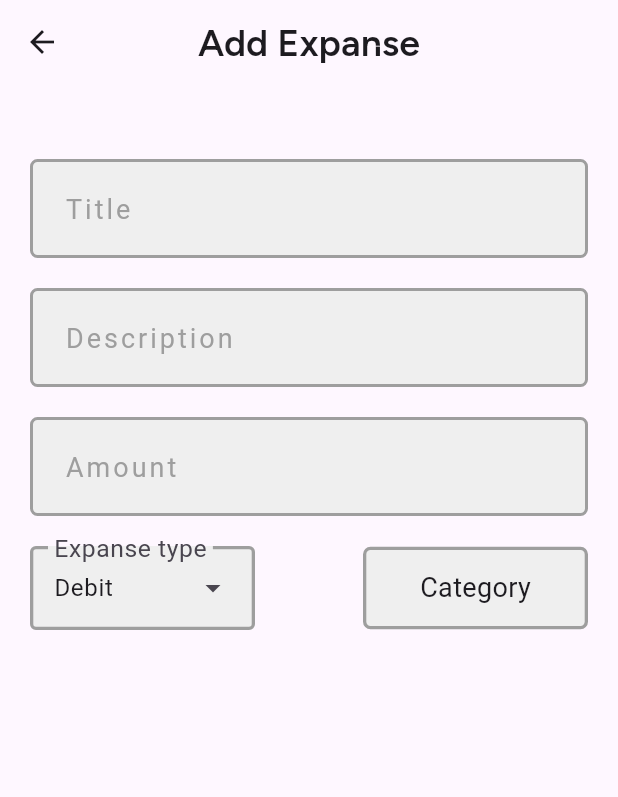
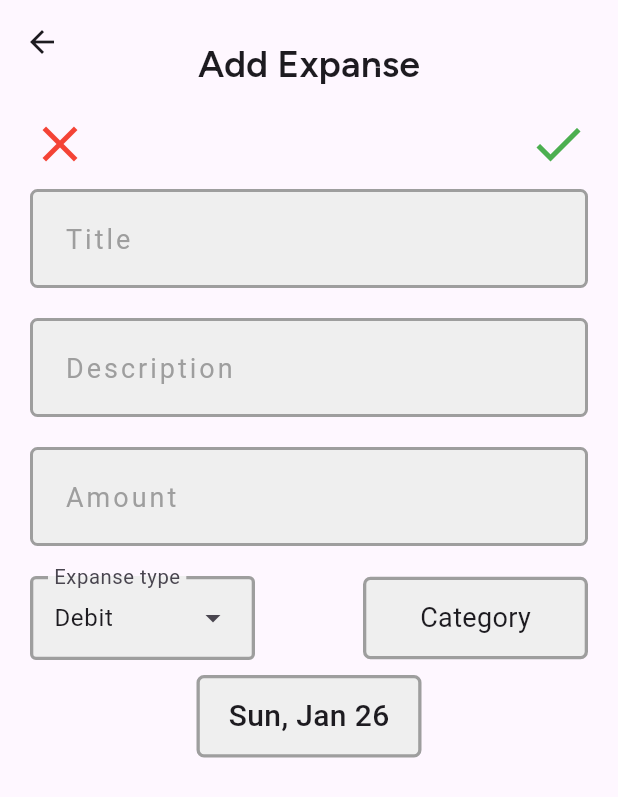
Before and after one commit to dipuskumarsingh/My-Projects, a Flutter app: the Dashboard screen opened directly, after a tap on the "add" icon, on a phone screen of 412 x 824 dp. Shown: the top 797 px of the screen. Run offline on Flutter 3.47's test engine with Material 3 defaults, Android fonts, the phone set to English and light mode, and no system bars; our stand-ins replace shared_preferences, sqflite; accounts and stored records are empty.

Commit message:
add operation in data time try to refalcet on the main deshboard

```diff
--- a/lib/Database/models/expanseModels.dart
+++ b/lib/Database/models/expanseModels.dart
@@ -15,8 +15,8 @@ class expanseDataModel{
   String expanseDescription;
   double expanseAmount;
   double expanseBalance;
-  int expanseType;
-  int expanseCategoryId;
+  String expanseType;
+  String expanseCategoryId;
   String expanseTime;
 
   expanseDataModel({this.expanseId,
--- a/lib/Domain/appConstant.dart
+++ b/lib/Domain/appConstant.dart
@@ -9,12 +9,12 @@ import 'package:monety_ui/Database/models/categoryModles.dart';
     categoryModel(categoryId: 3, categoryTitle: 'Recharge', categoryIcons: 'Assets/icons/cat/mobile.png'),
     categoryModel(categoryId: 4, categoryTitle: 'Movie', categoryIcons: 'Assets/icons/cat/movie.png'),
     categoryModel(categoryId: 5, categoryTitle: 'Party', categoryIcons: 'Assets/icons/cat/champagne-glass.png'),
-    categoryModel(categoryId: 7, categoryTitle: 'Vegetables', categoryIcons: 'Assets/icons/cat/vegetable.png'),
+    categoryModel(categoryId: 6, categoryTitle: 'Vegetables', categoryIcons: 'Assets/icons/cat/vegetable.png'),
     categoryModel(categoryId: 7, categoryTitle: 'Fruits', categoryIcons: 'Assets/icons/cat/gas-station.png'),
-    categoryModel(categoryId: 7, categoryTitle: 'Credit', categoryIcons: 'Assets/icons/cat/credit-card.png'),
-    categoryModel(categoryId: 6, categoryTitle: 'Restaurant', categoryIcons: 'Assets/icons/cat/cutlery.png'),
-    categoryModel(categoryId: 7, categoryTitle: 'Fast food', categoryIcons: 'Assets/icons/cat/fast-food.png'),
-    categoryModel(categoryId: 7, categoryTitle: 'Travels', categoryIcons: 'Assets/icons/cat/travel-agency.png'),
-    categoryModel(categoryId: 7, categoryTitle: 'Hospital', categoryIcons: 'Assets/icons/cat/healthcare.png'),
+    categoryModel(categoryId: 8, categoryTitle: 'Credit', categoryIcons: 'Assets/icons/cat/credit-card.png'),
+    categoryModel(categoryId: 9, categoryTitle: 'Restaurant', categoryIcons: 'Assets/icons/cat/cutlery.png'),
+    categoryModel(categoryId: 10, categoryTitle: 'Fast food', categoryIcons: 'Assets/icons/cat/fast-food.png'),
+    categoryModel(categoryId: 11, categoryTitle: 'Travels', categoryIcons: 'Assets/icons/cat/travel-agency.png'),
+    categoryModel(categoryId: 12, categoryTitle: 'Hospital', categoryIcons: 'Assets/icons/cat/healthcare.png'),
   ];
 }
--- a/lib/Ui Part/addExpansePage.dart
+++ b/lib/Ui Part/addExpansePage.dart
@@ -2,28 +2,75 @@
 
 import 'package:flutter/cupertino.dart';
 import 'package:flutter/material.dart';
+import 'package:intl/intl.dart';
+import 'package:monety_ui/Database/dbHelper/expanseDbHelper.dart';
+import 'package:monety_ui/Database/models/expanseModels.dart';
 import 'package:monety_ui/Domain/appConstant.dart';
-import 'package:path/path.dart';
-
+import 'package:shared_preferences/shared_preferences.dart';
 import '../Domain/uiHelper.dart';
 
-class AddeExpansePage extends StatelessWidget{
+class AddeExpansePage extends StatefulWidget{
+  @override
+  State<AddeExpansePage> createState() => _AddeExpansePageState();
+}
+
+class _AddeExpansePageState extends State<AddeExpansePage> {
   TextEditingController _title = TextEditingController();
+
   TextEditingController _description = TextEditingController();
+
   TextEditingController _addAmount = TextEditingController();
+
+  DbHelper Db = DbHelper.getInstance();
   List<String> mType = ['Debit','Credit','Loan','Borrow','Lend',];
-  String selectedType = 'Debit';   /// its is used for the select data form the drop down menu.
+
+  String selectedType = 'Debit';  /// its is used for the select data form the drop down menu.
+  int selectedIndex = -1;  /// its make global variable for category items to selected the icons.
+  DateTime? selectedDateTime;
+  DateFormat Df = DateFormat.MMMEd();   ///yMMMEd();
   @override
   Widget build(BuildContext context) {
     // TODO: implement build
     return Scaffold(
       appBar: AppBar(centerTitle: true,
-        title: Text("Add Expanse",style: TextStyle(fontSize: 25,fontFamily: 'subfonts'),),
+        title: Padding(
+          padding: const EdgeInsets.only(top: 28),
+          child: Text("Add Expanse",style: TextStyle(fontSize: 25,fontFamily: 'subfonts'),),
+        ),
       ),
       body: Container(
-        margin: EdgeInsets.only(top: 50, left: 20,right: 20),
+        margin: EdgeInsets.only(top: 20, left: 20,right: 20),
         child:Column(
           children: [
+            Row(
+              mainAxisAlignment: MainAxisAlignment.spaceBetween,
+              children: [
+                InkWell(
+                  onTap: (){
+                    Navigator.pop(context);
+                  },
+                    child: Icon(Icons.clear,color: Colors.red,size: 40,)),
+                InkWell(
+                  onTap: () async {
+                    var prefs = await SharedPreferences.getInstance();    /// here we maintain the session [if] user log in the app dricatily got to the Dashboard screen [else] he go to the login screen
+                    int uid = prefs.getInt("UID") ?? 0;
+                    Db.addExpanse(Ex: expanseDataModel(   /// here adding the value in expanse area
+                      /// this work implement same with the BLOCK Sate.
+                        expanseUserId: uid,
+                        expanseTitle: _title.text,
+                        expanseDescription: _description.text,
+                        expanseAmount: double.parse(_addAmount.text),
+                        expanseBalance:0,
+                        expanseType: selectedType,
+                        expanseCategoryId: appConstant.mCategory[selectedIndex].categoryId.toString(),  /// here some doute.
+                        expanseTime: (selectedDateTime ?? DateTime.now()).millisecondsSinceEpoch.toString(),
+                    ));
+                    Navigator.pop(context);
+                  },
+                    child: Icon(Icons.check_sharp,color: Colors.green,size: 40,)),
+              ],
+            ),
+            mSpacer(mHeight: 10),
             Container(
               padding: EdgeInsets.only(left: 5,right: 5),
               decoration: BoxDecoration(
@@ -95,8 +142,9 @@ class AddeExpansePage extends StatelessWidget{
               mainAxisAlignment: MainAxisAlignment.spaceBetween,
               children: [
                 DropdownMenu(   /// this used for make a drop down menu.
+                  textStyle: TextStyle(fontSize: 16),
                   width: 150,
-                  label: Text('Expanse type',style: TextStyle(fontSize: 22),),
+                  label: Text('Expanse type',style: TextStyle(fontSize: 18),),
                   inputDecorationTheme: InputDecorationTheme(
                     fillColor: Color(0xffefefef),
                     filled: true,
@@ -118,6 +166,9 @@ class AddeExpansePage extends StatelessWidget{
                     },
                     dropdownMenuEntries: mType.map((value){
                   return DropdownMenuEntry(
+                    style: ButtonStyle(
+                      textStyle: WidgetStatePropertyAll(TextStyle(fontSize: 25)),
+                    ),
                       value: value, label: value,);
                 }).toList(),),
                 InkWell(
@@ -129,18 +180,25 @@ class AddeExpansePage extends StatelessWidget{
                           gridDelegate: SliverGridDelegateWithFixedCrossAxisCount(crossAxisCount:4,childAspectRatio: 3/4 ), itemBuilder: (_,index){
                         return Container(
                           margin: EdgeInsets.only(top: 40),
+                          child: InkWell(
+                            onTap: (){
+                              selectedIndex = index; /// it select all index
+                              Navigator.pop(context);
+                              setState(() {
+
+                              });
+
+                            },
                             child: Column(
                               crossAxisAlignment: CrossAxisAlignment.center,
                               mainAxisAlignment: MainAxisAlignment.center,
                               children: [
-                              InkWell(onTap:(){
-                                Navigator.pop(context);
-                              },
-                                  child: Image.asset(appConstant.mCategory[index].categoryIcons.toString(),width: 50,height: 50,color: Colors.blue,)),
+                                Image.asset(appConstant.mCategory[index].categoryIcons.toString(),width: 50,height: 50,color: Colors.blue,),
                                 mSpacer(mHeight: 10),
                                 Text(appConstant.mCategory[index].categoryTitle.toString(),style: TextStyle(fontSize: 18,fontFamily: 'subfonts'),),
 
                               ],
+                            ),
                           ),
                         );
                       }),
@@ -154,14 +212,42 @@ class AddeExpansePage extends StatelessWidget{
                       border: Border.all(width: 2.2,color: Colors.grey),
                       color: Color(0xffefefef)
                     ),
-                    child: Center(child: Text('Category',style: TextStyle(fontSize: 18),)),
+                    child: selectedIndex >= 0 ? Center(child: Padding(
+                      padding: const EdgeInsets.all(8),
+                      child: Row(
+                        mainAxisAlignment: MainAxisAlignment.spaceEvenly,
+
+                        children: [
+                          Image.asset(appConstant.mCategory[selectedIndex].categoryIcons.toString(),color: Colors.green,),
+                          Text(appConstant.mCategory[selectedIndex].categoryTitle.toString(),style: TextStyle(fontSize: 18,),),
+                        ],
                       ),
-                )
+                    ),): Center(child: Text('Category',style: TextStyle(fontSize: 18),)),
+                  ),
+                ),
               ],
-            )
+            ),
+            mSpacer(mHeight: 10),
+            InkWell(
+              onTap: () async{
+                 selectedDateTime = await showDatePicker(barrierDismissible: true ,context: context, firstDate: DateTime(2020), lastDate: DateTime.now());
+                 setState(() {
+
+                 });
+              },
+              child: Container(
+                width: 150,
+                height: 55,
+                decoration: BoxDecoration(
+                    borderRadius: BorderRadius.circular(5),
+                    border: Border.all(width: 2.2,color: Colors.grey),
+                    color: Color(0xffefefef)
+                ),
+                child: Center(child: Text(Df.format(selectedDateTime ?? DateTime.now()),style: TextStyle(fontSize: 20, fontWeight: FontWeight.w500),)), /// here we add date time.
+              ),
+            ),
           ],
         ),
       ),
     );
-  }
-}
+  }}
--- a/lib/Ui Part/dashboard.dart
+++ b/lib/Ui Part/dashboard.dart
@@ -14,6 +14,9 @@ class Dashboard extends StatelessWidget {
        {'icons':Icons.book_outlined, 'color':Colors.orange[100], 'work':'Books','workDetails':'Buy new books', 'price': '-\$60'},
     ];
     return Scaffold(
+      floatingActionButton: FloatingActionButton(onPressed: (){
+        Navigator.push(context, MaterialPageRoute(builder: (context)=>AddeExpansePage()));
+      }, child:Icon(Icons.add) ,),
       appBar: AppBar(
         title: Padding(
           padding: const EdgeInsets.only(top: 22),
@@ -96,7 +99,7 @@ class Dashboard extends StatelessWidget {
                       child: Stack(
                         children: [
                           Container(   /// here we design container box and texts inside the box.
-                          width: MediaQuery.of(context).size.width*0.9,
+                          width: 360,
                           height: 175,
                           decoration: BoxDecoration(
                             color: Color(0xff6572d0),
@@ -104,9 +107,7 @@ class Dashboard extends StatelessWidget {
                           ),
                           child: Padding(
                             padding: const EdgeInsets.only(left: 20),
-                            child: Row(
-                              children: [
-                                Column(
+                            child: Column(
                               crossAxisAlignment: CrossAxisAlignment.start,
                               mainAxisAlignment: MainAxisAlignment.center,
                               children: [
@@ -135,14 +136,11 @@ class Dashboard extends StatelessWidget {
                                 ),
                               ],
                             ),
-
-                              ],
                           ),
                         ),
-                        ),
-                          // Align(
-                          //     alignment: Alignment.topRight,
-                          //     child: Image.asset('Assets/icons/iconsUpDown.png',width: 400,height: 400,))
+                                 Align(
+                                alignment: Alignment(1.35,0),
+                                child: Image.asset('Assets/icons/pieChart.png',width: 180,height: 180,))
                         ],
                       ),
                     ),
@@ -269,12 +267,6 @@ class Dashboard extends StatelessWidget {
                                           ),
                                           SizedBox(width: 30),
                                           Text(Monday[index]['price'],style: TextStyle(fontSize: 25,fontWeight: FontWeight.w700,color: Colors.red[400]),),
-                                          Align(
-                                              child: FloatingActionButton(onPressed: (){
-                                                Navigator.push(context, MaterialPageRoute(builder: (context)=>AddeExpansePage()));
-                                              },child: Icon(Icons.add),),
-                                            alignment: Alignment.centerRight
-                                          ),
                                         ],
                                       );
                                     }),
--- a/pubspec.yaml
+++ b/pubspec.yaml
@@ -39,6 +39,7 @@ dependencies:
   path_provider: ^2.1.5
   path: ^1.9.0
   shared_preferences: ^2.3.5
+  intl: ^0.20.2
 
 dev_dependencies:
   flutter_test:
```
Also changed, not shown: lib/Database/dbHelper/expanseDbHelper.dart (+11 -0 lines), Assets/icons/iconsUpDown.png (deleted), Assets/icons/pieChart.png (added), pubspec.lock. Lines whose indentation alone changed are shown as unchanged.
